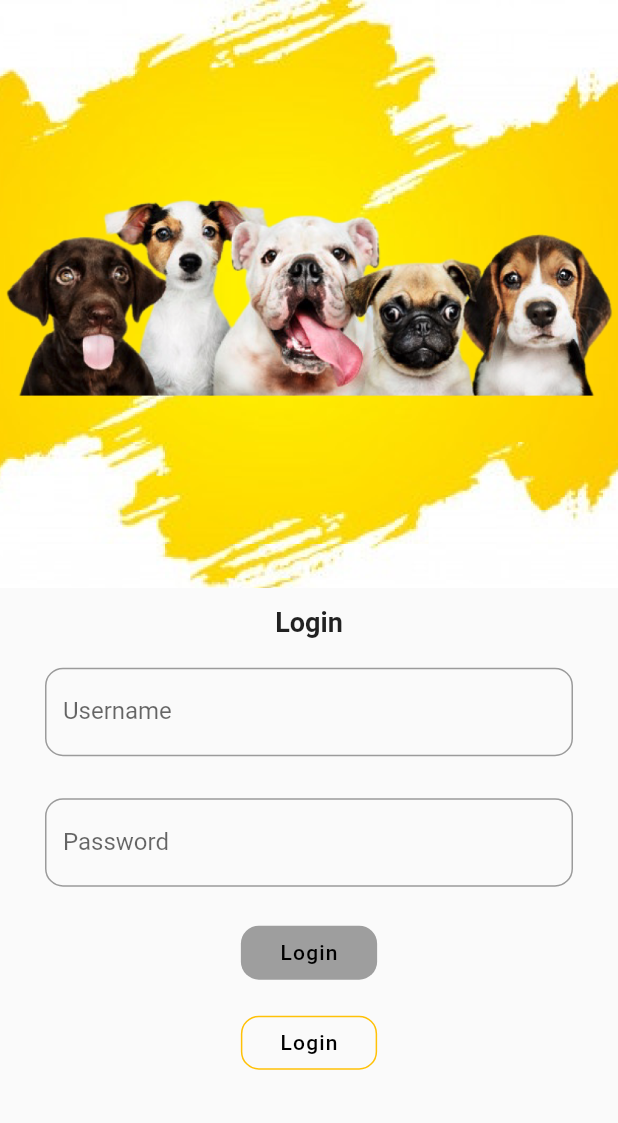
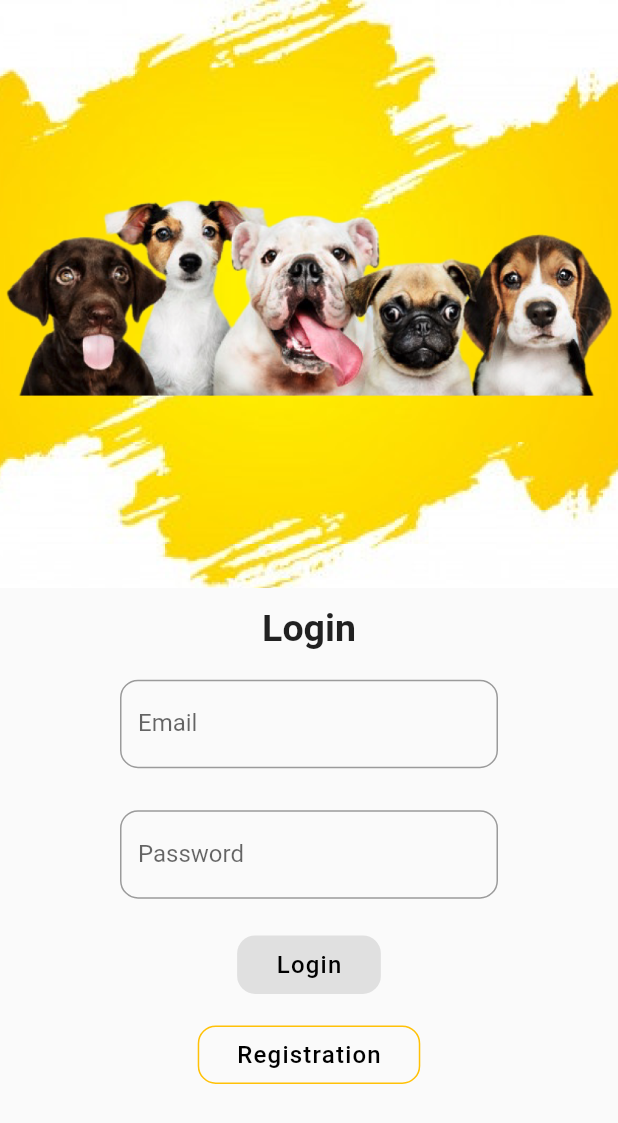
Before and after one commit to paulinaurbas/puppy.io, a Flutter app: the screen it shows after launch, on a phone screen of 412 x 824 dp. Shown: the top 1123 px of the screen. Run offline on Flutter 3.47's test engine with Material 2 defaults, Android fonts, the phone set to English and light mode, and no system bars; our stand-ins replace bloc, dio, easy_localization, flutter_bloc, formz, get_it and 1 more; accounts and stored records are empty.

Commit message:
002-login-registartion
added registration

```diff
--- a/puppy_io/lib/main.dart
+++ b/puppy_io/lib/main.dart
@@ -8,7 +8,6 @@ import 'package:puppy_io/data/repository.dart';
 import 'package:puppy_io/helpers/shared_preferences_helper/shared_preferences_helper.dart';
 import 'package:puppy_io/screens/autorization_screen/authentication/bloc/authentication_bloc.dart';
 import 'package:puppy_io/screens/autorization_screen/login/bloc/login_bloc.dart';
-import 'package:puppy_io/screens/autorization_screen/registration/bloc/register_screen_bloc.dart';
 import 'package:puppy_io/screens/main_screen.dart';
 import 'package:shared_preferences/shared_preferences.dart';
 import 'auth/auth_repository.dart';
@@ -27,7 +26,6 @@ Future<void> init() async {
     userRepository: getIt.get<UserRepository>(),
   ));
   getIt.registerFactory(() => LoginBloc(authenticationRepository: getIt.get<AuthenticationRepository>()));
-  getIt.registerFactory(() => RegistrationBloc());
 
 }
 
--- a/puppy_io/lib/screens/autorization_screen/login/bloc/login_bloc.dart
+++ b/puppy_io/lib/screens/autorization_screen/login/bloc/login_bloc.dart
@@ -1,11 +1,12 @@
 import 'package:bloc/bloc.dart';
-import 'package:equatable/equatable.dart';
 import 'package:formz/formz.dart';
 import 'package:puppy_io/auth/auth_repository.dart';
+import 'package:puppy_io/screens/autorization_screen/login/models/email.dart';
 import 'package:puppy_io/screens/autorization_screen/login/models/password.dart';
 import 'package:puppy_io/screens/autorization_screen/login/models/username.dart';
 
 part 'login_event.dart';
+
 part 'login_state.dart';
 
 class LoginBloc extends Bloc<LoginEvent, LoginState> {
@@ -15,7 +16,10 @@ class LoginBloc extends Bloc<LoginEvent, LoginState> {
         super(const LoginState()) {
     on<LoginUsernameChanged>(_onUsernameChanged);
     on<LoginPasswordChanged>(_onPasswordChanged);
-    on<LoginSubmitted>(_onSubmitted);
+    on<LoginSubmitted>(_onSubmittedLogin);
+    on<RegisterSubmitted>(_onSubmittedRegistration);
+    on<ChangedPageEvent>(_changedLoginRegistrationPage);
+    on<LoginEmailChanged>(_onEmailChanged);
   }
 
   final AuthenticationRepository _authenticationRepository;
@@ -38,11 +42,22 @@ class LoginBloc extends Bloc<LoginEvent, LoginState> {
     final password = Password.dirty(event.password);
     emit(state.copyWith(
       password: password,
-      status: Formz.validate([password, state.username]),
+      status: Formz.validate([password, state.password]),
     ));
   }
 
-  void _onSubmitted(
+  void _onEmailChanged(
+    LoginEmailChanged event,
+    Emitter<LoginState> emit,
+  ) {
+    final email = Email.dirty(event.email);
+    emit(state.copyWith(
+      email: email,
+      status: Formz.validate([email, state.email]),
+    ));
+  }
+
+  void _onSubmittedLogin(
     LoginSubmitted event,
     Emitter<LoginState> emit,
   ) async {
@@ -50,7 +65,7 @@ class LoginBloc extends Bloc<LoginEvent, LoginState> {
       emit(state.copyWith(status: FormzStatus.submissionInProgress));
       try {
         await _authenticationRepository.logIn(
-          username: state.username.value,
+          username: state.email.value,
           password: state.password.value,
         );
         emit(state.copyWith(status: FormzStatus.submissionSuccess));
@@ -59,4 +74,34 @@ class LoginBloc extends Bloc<LoginEvent, LoginState> {
       }
     }
   }
+
+  void _onSubmittedRegistration(
+    RegisterSubmitted event,
+    Emitter<LoginState> emit,
+  ) async {
+    if (state.status.isValidated) {
+      emit(state.copyWith(status: FormzStatus.submissionInProgress));
+      try {
+        await _authenticationRepository.register(
+          username: state.username!.value,
+          password: state.password.value,
+          email: state.email.value,
+        );
+        emit(state.copyWith(status: FormzStatus.submissionSuccess));
+      } catch (_) {
+        emit(state.copyWith(status: FormzStatus.submissionFailure));
       }
+    }
+  }
+
+  void _changedLoginRegistrationPage(
+    ChangedPageEvent event,
+    Emitter<LoginState> emit,
+  ) async {
+    if (state.registration == true) {
+      emit(state.copyWith(registration: false));
+    } else {
+      emit(state.copyWith(registration: true));
+    }
+  }
+}
--- a/puppy_io/lib/screens/autorization_screen/login/bloc/login_event.dart
+++ b/puppy_io/lib/screens/autorization_screen/login/bloc/login_event.dart
@@ -16,6 +16,20 @@ class LoginPasswordChanged extends LoginEvent {
   final String password;
 }
 
+class LoginEmailChanged extends LoginEvent {
+  const LoginEmailChanged(this.email);
+
+  final String email;
+}
+
+class ChangedPageEvent extends LoginEvent {
+  const ChangedPageEvent();
+}
+
 class LoginSubmitted extends LoginEvent {
   const LoginSubmitted();
 }
+
+class RegisterSubmitted extends LoginEvent {
+  const RegisterSubmitted();
+}
--- a/puppy_io/lib/screens/autorization_screen/login/bloc/login_state.dart
+++ b/puppy_io/lib/screens/autorization_screen/login/bloc/login_state.dart
@@ -1,28 +1,34 @@
 part of 'login_bloc.dart';
 
-class LoginState extends Equatable {
+class LoginState {
   const LoginState({
     this.status = FormzStatus.pure,
     this.username = const Username.pure(),
+    this.email = const Email.pure(),
     this.password = const Password.pure(),
+    this.registration = false
   });
 
   final FormzStatus status;
-  final Username username;
+  final Username? username;
   final Password password;
+  final Email email;
+  final bool registration;
 
   LoginState copyWith({
     FormzStatus? status,
     Username? username,
     Password? password,
+    Email? email,
+    bool? registration,
   }) {
     return LoginState(
-      status: status ?? this.status,
-      username: username ?? this.username,
-      password: password ?? this.password,
+        status: status ?? this.status,
+        username: username ?? this.username,
+        password: password ?? this.password,
+        email: email ?? this.email,
+        registration: registration ?? this.registration
     );
   }
 
-  @override
-  List<Object> get props => [status, username, password];
 }
--- /dev/null
+++ b/puppy_io/lib/screens/autorization_screen/login/models/email.dart
@@ -0,0 +1,13 @@
+import 'package:formz/formz.dart';
+
+enum EmailValidationError { empty }
+
+class Email extends FormzInput<String, EmailValidationError> {
+  const Email.pure() : super.pure('');
+  const Email.dirty([String value = '']) : super.dirty(value);
+
+  @override
+  EmailValidationError? validator(String? value) {
+    return value?.isNotEmpty == true ? null : EmailValidationError.empty;
+  }
+}
--- a/puppy_io/lib/screens/autorization_screen/login/view/login_form.dart
+++ b/puppy_io/lib/screens/autorization_screen/login/view/login_form.dart
@@ -12,44 +12,52 @@ class LoginForm extends StatelessWidget {
 
   @override
   Widget build(BuildContext context) {
-    return BlocListener<LoginBloc, LoginState>(
-      listener: (context, state) {
+    return BlocConsumer<LoginBloc, LoginState>(listener: (context, state) {
       if (state.status.isSubmissionFailure) {
         ScaffoldMessenger.of(context)
           ..hideCurrentSnackBar()
           ..showSnackBar(
-              const SnackBar(content: Text('Authentication Failure')),
+            SnackBar(content: Text(LocaleKeys.authenticationFailure.tr())),
           );
       }
-      },
-      child: SingleChildScrollView(
+    }, builder: (context, state) {
+      return SingleChildScrollView(
         child: Column(
           mainAxisAlignment: MainAxisAlignment.center,
           children: [
             _BackgroundPhoto(),
             const SizedBox(height: 12),
-            _TitleLabel(),
+            _TitleLabel(
+              labelName: state.registration ? LocaleKeys.registration.tr() : LocaleKeys.login.tr(),
+            ),
             const SizedBox(height: 12),
-            _UsernameInput(),
+            _EmailInput(),
             const SizedBox(height: 12),
+            if (state.registration) _UsernameInput(),
+            if (state.registration) const SizedBox(height: 12),
             _PasswordInput(),
             const SizedBox(height: 12),
-            _LoginButton(),
+            _MainButton(),
             const SizedBox(height: 12),
-            _RegistrationButton(),
+            _NavigationButton(),
+            const SizedBox(height: 36),
           ],
         ),
-      ),
       );
+    });
   }
 }
 
 class _TitleLabel extends StatelessWidget {
+  final String labelName;
+
+  const _TitleLabel({required this.labelName});
+
   @override
   Widget build(BuildContext context) {
     return Text(
-      LocaleKeys.login.tr(),
-      style: const TextStyle(fontSize: 18, fontWeight: FontWeight.w600),
+      labelName,
+      style: const TextStyle(fontSize: 25, fontWeight: FontWeight.w600),
     );
   }
 }
@@ -68,7 +76,7 @@ class _UsernameInput extends StatelessWidget {
   @override
   Widget build(BuildContext context) {
     return Padding(
-      padding: const EdgeInsets.symmetric(horizontal: 30.0, vertical: 8),
+      padding: const EdgeInsets.symmetric(horizontal: 80.0, vertical: 8),
       child: BlocBuilder<LoginBloc, LoginState>(
         buildWhen: (previous, current) => previous.username != current.username,
         builder: (context, state) {
@@ -78,11 +86,11 @@ class _UsernameInput extends StatelessWidget {
             decoration: InputDecoration(
               border: OutlineInputBorder(
                 borderRadius: BorderRadius.circular(12.0),
-                borderSide: const BorderSide(width: 3, style: BorderStyle.solid, color: Colors.black),
+                borderSide: const BorderSide(width: 1, style: BorderStyle.solid, color: Colors.black),
               ),
               hintStyle: TextStyle(color: Colors.grey[800]),
               labelText: LocaleKeys.username.tr(),
-              errorText: state.username.invalid ? 'invalid username' : null,
+              errorText: state.username!.invalid ? LocaleKeys.invalidUsername.tr() : null,
             ),
           );
         },
@@ -95,7 +103,7 @@ class _PasswordInput extends StatelessWidget {
   @override
   Widget build(BuildContext context) {
     return Padding(
-      padding: const EdgeInsets.symmetric(horizontal: 30.0, vertical: 8),
+      padding: const EdgeInsets.symmetric(horizontal: 80.0, vertical: 8),
       child: BlocBuilder<LoginBloc, LoginState>(
         buildWhen: (previous, current) => previous.password != current.password,
         builder: (context, state) {
@@ -107,7 +115,7 @@ class _PasswordInput extends StatelessWidget {
               labelText: LocaleKeys.password.tr(),
               border: OutlineInputBorder(
                 borderRadius: BorderRadius.circular(12.0),
-                borderSide: const BorderSide(width: 3, style: BorderStyle.solid, color: Colors.black),
+                borderSide: const BorderSide(width: 1, style: BorderStyle.solid, color: Colors.black),
               ),
               hintStyle: TextStyle(
                 color: Colors.grey[800],
@@ -120,19 +128,53 @@ class _PasswordInput extends StatelessWidget {
   }
 }
 
-class _LoginButton extends StatelessWidget {
+class _EmailInput extends StatelessWidget {
+  @override
+  Widget build(BuildContext context) {
+    return Padding(
+      padding: const EdgeInsets.symmetric(horizontal: 80.0, vertical: 8),
+      child: BlocBuilder<LoginBloc, LoginState>(
+        buildWhen: (previous, current) => previous.email != current.email,
+        builder: (context, state) {
+          return TextField(
+            key: const Key('loginForm_emailInput_textField'),
+            onChanged: (password) => context.read<LoginBloc>().add(LoginEmailChanged(password)),
+            obscureText: true,
+            decoration: InputDecoration(
+              labelText: LocaleKeys.email.tr(),
+              border: OutlineInputBorder(
+                borderRadius: BorderRadius.circular(12.0),
+                borderSide: const BorderSide(width: 1, style: BorderStyle.solid, color: Colors.black),
+              ),
+              hintStyle: TextStyle(
+                color: Colors.grey[800],
+              ),
+            ),
+          );
+        },
+      ),
+    );
+  }
+}
+
+class _MainButton extends StatelessWidget {
   @override
   Widget build(BuildContext context) {
     return BlocBuilder<LoginBloc, LoginState>(
-      buildWhen: (previous, current) => previous.status != current.status,
+      buildWhen: (previous, current) =>
+          previous.status != current.status || previous.registration != current.registration,
       builder: (context, state) {
         return state.status.isSubmissionInProgress
             ? const CircularProgressIndicator()
             : PrimaryButton(
-                buttonDescription: LocaleKeys.login.tr(),
+                buttonDescription: state.registration ? LocaleKeys.register.tr() : LocaleKeys.login.tr(),
                 onPressed: state.status.isValidated
                     ? () {
+                        if (!state.registration) {
                           context.read<LoginBloc>().add(const LoginSubmitted());
+                        } else {
+                          context.read<LoginBloc>().add(const RegisterSubmitted());
+                        }
                       }
                     : null,
               );
@@ -141,13 +183,19 @@ class _LoginButton extends StatelessWidget {
   }
 }
 
-class _RegistrationButton extends StatelessWidget {
+class _NavigationButton extends StatelessWidget {
   @override
   Widget build(BuildContext context) {
     return BlocBuilder<LoginBloc, LoginState>(
-      buildWhen: (previous, current) => previous.status != current.status,
+      buildWhen: (previous, current) =>
+          previous.status != current.status || previous.registration != current.registration,
       builder: (context, state) {
-        return PuppyIoOutlineButton(buttonDescription: LocaleKeys.login.tr(), onPressed: () {});
+        return PuppyIoOutlineButton(
+          buttonDescription: state.registration ? LocaleKeys.login.tr() : LocaleKeys.registration.tr(),
+          onPressed: () {
+            context.read<LoginBloc>().add(const ChangedPageEvent());
+          },
+        );
       },
     );
   }
--- a/puppy_io/lib/screens/autorization_screen/registration/bloc/register_screen_event.dart
+++ /dev/null
@@ -1,7 +0,0 @@
-part of 'register_screen_bloc.dart';
-
-abstract class RegistrationEvent {}
-
-class LoginEvent extends RegistrationEvent {}
-
-class RegisterEvent extends RegistrationEvent {}
--- a/puppy_io/lib/widgets/outline_button.dart
+++ b/puppy_io/lib/widgets/outline_button.dart
@@ -15,7 +15,7 @@ class PuppyIoOutlineButton extends StatelessWidget {
         padding: const EdgeInsets.all(10.0),
         child: Text(
           buttonDescription,
-          style: const TextStyle(fontSize: 14, color: Colors.black, letterSpacing: 0.8),
+          style: const TextStyle(fontSize: 16, color: Colors.black, letterSpacing: 0.8),
         ),
       ),
       style: OutlinedButton.styleFrom(
--- a/puppy_io/lib/widgets/primary_button.dart
+++ b/puppy_io/lib/widgets/primary_button.dart
@@ -15,14 +15,14 @@ class PrimaryButton extends StatelessWidget {
         child: Text(
           buttonDescription,
           style:
-          const TextStyle(fontSize: 14, color: Colors.black, letterSpacing: 0.8),
+          const TextStyle(fontSize: 16, color: Colors.black, letterSpacing: 0.8),
         ),
       ),
       color: Colors.amber,
       shape: RoundedRectangleBorder(
           borderRadius: BorderRadius.circular(12)),
       onPressed: onPressed,
-      disabledColor: Colors.grey,
+      disabledColor: Colors.grey.shade300,
     );
   }
 }
```
Also changed, not shown: puppy_io/assets/translations/en.json (+6 -1 lines), puppy_io/assets/translations/pl.json (+6 -1 lines), puppy_io/lib/auth/auth_repository.dart (+13 -0 lines), puppy_io/lib/screens/autorization_screen/registration/bloc/register_screen_bloc.dart (deleted, +0 -17 lines), puppy_io/lib/screens/autorization_screen/registration/bloc/register_screen_state.dart (deleted, +0 -7 lines), puppy_io/lib/screens/autorization_screen/registration/view/registration_form.dart (deleted, +0 -46 lines), puppy_io/lib/screens/autorization_screen/registration/view/registration_page.dart (deleted, +0 -11 lines), puppy_io/lib/generated/locale_keys.g.dart. Lines whose indentation alone changed are shown as unchanged.
